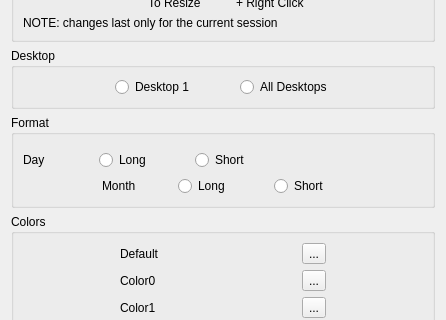
Qt form mainwindow.ui (AdrianTM/mx-conky) before a commit; both pictures show x 0 to 446 and y 337 to 657 of the 446 by 861 pixel window.
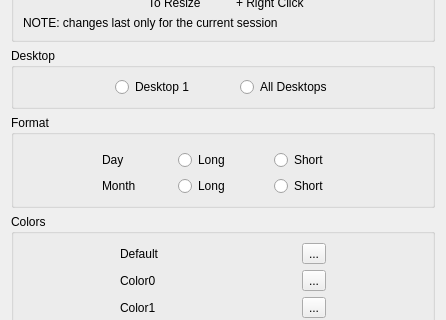
The same form after that commit. Icons and pictures are not drawn.

Patch:
```diff
--- a/mainwindow.ui
+++ b/mainwindow.ui
@@ -436,6 +436,19 @@
          <property name="bottomMargin">
           <number>0</number>
          </property>
+         <item>
+          <spacer name="horizontalSpacer_21">
+           <property name="orientation">
+            <enum>Qt::Horizontal</enum>
+           </property>
+           <property name="sizeHint" stdset="0">
+            <size>
+             <width>40</width>
+             <height>20</height>
+            </size>
+           </property>
+          </spacer>
+         </item>
          <item>
           <widget class="QLabel" name="labelDay">
            <property name="minimumSize">
```
Left out of the diff: 4 changed lines with no effect on the pictures.
